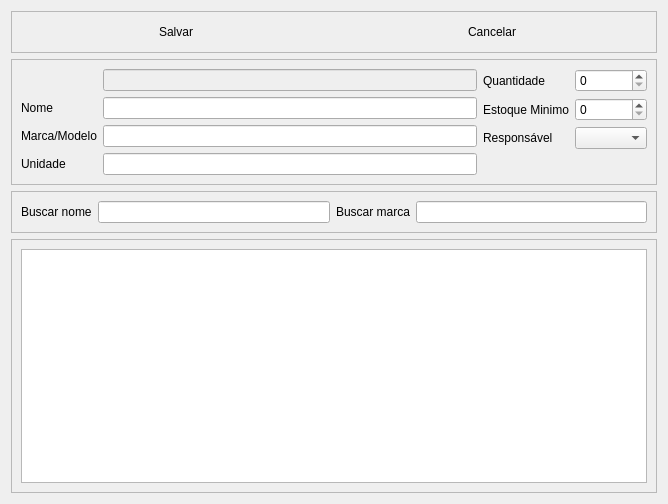
First picture: the form in telas/cadastroequipamento.ui, repository alissonbf/projeto-coopervap, before the edit.
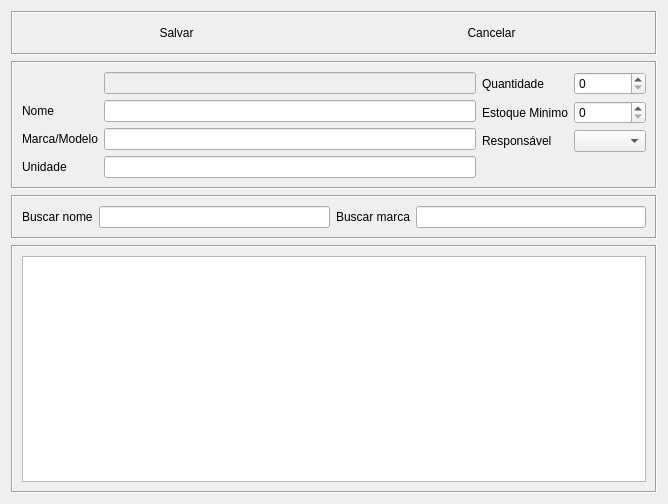
Second picture: the form after the edit. Icons and pictures are not drawn.

The edit to the form file:
```diff
--- a/telas/cadastroequipamento.ui
+++ b/telas/cadastroequipamento.ui
@@ -21,10 +21,10 @@
    <item>
     <widget class="QFrame" name="frame_3">
      <property name="frameShape">
-      <enum>QFrame::StyledPanel</enum>
+      <enum>QFrame::Box</enum>
      </property>
      <property name="frameShadow">
-      <enum>QFrame::Raised</enum>
+      <enum>QFrame::Sunken</enum>
      </property>
      <layout class="QHBoxLayout" name="horizontalLayout_2">
       <item>
@@ -64,10 +64,10 @@
    <item>
     <widget class="QFrame" name="frame_2">
      <property name="frameShape">
-      <enum>QFrame::StyledPanel</enum>
+      <enum>QFrame::Box</enum>
      </property>
      <property name="frameShadow">
-      <enum>QFrame::Raised</enum>
+      <enum>QFrame::Sunken</enum>
      </property>
      <layout class="QHBoxLayout" name="horizontalLayout">
       <item>
@@ -187,10 +187,10 @@
    <item>
     <widget class="QFrame" name="frame">
      <property name="frameShape">
-      <enum>QFrame::StyledPanel</enum>
+      <enum>QFrame::Box</enum>
      </property>
      <property name="frameShadow">
-      <enum>QFrame::Raised</enum>
+      <enum>QFrame::Sunken</enum>
      </property>
      <layout class="QHBoxLayout" name="horizontalLayout_4">
       <item>
@@ -223,10 +223,10 @@
    <item>
     <widget class="QFrame" name="frame_4">
      <property name="frameShape">
-      <enum>QFrame::StyledPanel</enum>
+      <enum>QFrame::Box</enum>
      </property>
      <property name="frameShadow">
-      <enum>QFrame::Raised</enum>
+      <enum>QFrame::Sunken</enum>
      </property>
      <layout class="QHBoxLayout" name="horizontalLayout_3">
       <item>
```
Left out of the diff: 3 changed lines with no effect on the pictures.
